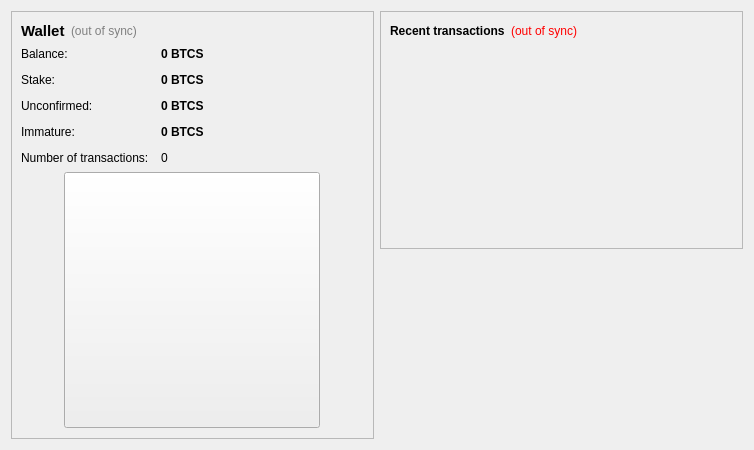
Before: the Qt Designer form src/qt/forms/overviewpage.ui in Bitcoin-sCrypt/Bitcoin-sCrypt, drawn with Qt 5.
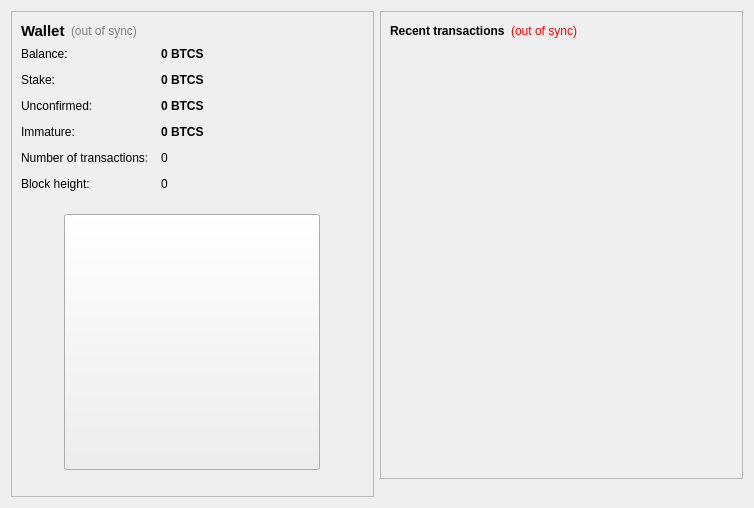
After: the same form once the commit is applied. Icons and pictures are not drawn.

Commit message: added moneysupply to getinfo,block height to overview page

Diff of the .ui file:
```diff
--- a/src/qt/forms/overviewpage.ui
+++ b/src/qt/forms/overviewpage.ui
@@ -7,7 +7,7 @@
     <x>0</x>
     <y>0</y>
     <width>754</width>
-    <height>450</height>
+    <height>508</height>
    </rect>
   </property>
   <property name="font">
@@ -192,6 +192,23 @@
             </property>
            </widget>
           </item>
+          <item row="5" column="0">
+           <widget class="QLabel" name="label_height">
+            <property name="text">
+             <string>Block height:</string>
+            </property>
+           </widget>
+          </item>
+          <item row="5" column="1">
+           <widget class="QLabel" name="blockHeight">
+            <property name="toolTip">
+             <string>current block height in sync</string>
+            </property>
+            <property name="text">
+             <string notr="true">0</string>
+            </property>
+           </widget>
+          </item>
           <item row="3" column="0">
            <widget class="QLabel" name="labelImmatureText">
             <property name="text">
@@ -355,6 +372,12 @@
         </item>
         <item>
          <widget class="QListView" name="listTransactions">
+          <property name="minimumSize">
+           <size>
+            <width>0</width>
+            <height>422</height>
+           </size>
+          </property>
           <property name="styleSheet">
            <string notr="true">QListView { background: transparent; }</string>
           </property>
```
Left out of the diff: 2 changed lines with no effect on the pictures. The commit also changes 31 other files.
